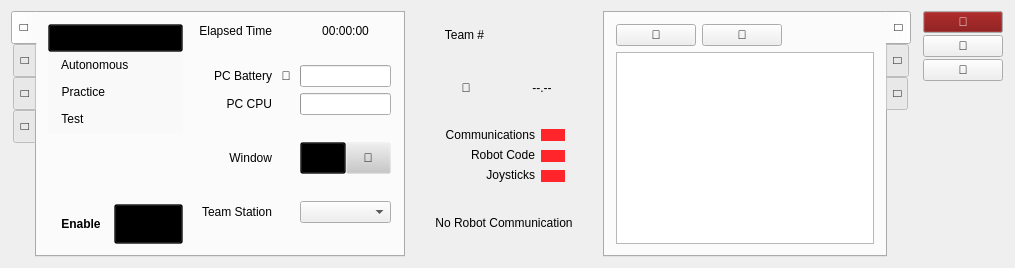
Above: src/forms/MainWindow.ui from FRC-Utilities/QDriverStation before the change. Below: the same form after it.
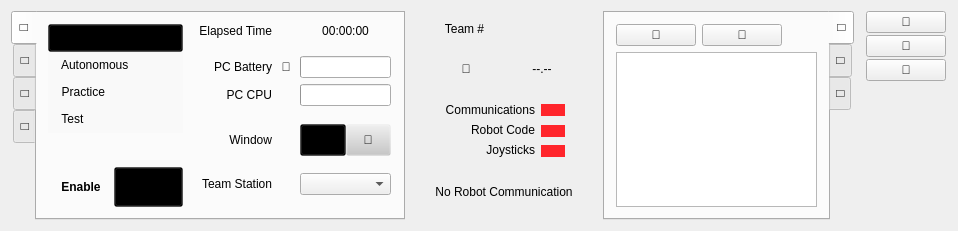
That is the form after the change. Icons and pictures are not drawn. Custom widgets are drawn as their Qt base class.

```diff
--- a/src/forms/MainWindow.ui
+++ b/src/forms/MainWindow.ui
@@ -6,8 +6,8 @@
    <rect>
     <x>0</x>
     <y>0</y>
-    <width>0</width>
-    <height>0</height>
+    <width>958</width>
+    <height>231</height>
    </rect>
   </property>
   <property name="focusPolicy">
@@ -468,43 +468,6 @@
            </item>
            <item row="3" column="3">
             <widget class="QProgressBar" name="PcCpuProgress">
-             <property name="palette">
-              <palette>
-               <active>
-                <colorrole role="Highlight">
-                 <brush brushstyle="SolidPattern">
-                  <color alpha="255">
-                   <red>222</red>
-                   <green>174</green>
-                   <blue>0</blue>
-                  </color>
-                 </brush>
-                </colorrole>
-               </active>
-               <inactive>
-                <colorrole role="Highlight">
-                 <brush brushstyle="SolidPattern">
-                  <color alpha="255">
-                   <red>222</red>
-                   <green>174</green>
-                   <blue>0</blue>
-                  </color>
-                 </brush>
-                </colorrole>
-               </inactive>
-               <disabled>
-                <colorrole role="Highlight">
-                 <brush brushstyle="SolidPattern">
-                  <color alpha="255">
-                   <red>51</red>
-                   <green>153</green>
-                   <blue>255</blue>
-                  </color>
-                 </brush>
-                </colorrole>
-               </disabled>
-              </palette>
-             </property>
              <property name="value">
               <number>0</number>
              </property>
@@ -1959,70 +1922,6 @@
        </property>
        <item>
         <widget class="QPushButton" name="CloseButton">
-         <property name="palette">
-          <palette>
-           <active>
-            <colorrole role="Button">
-             <brush brushstyle="SolidPattern">
-              <color alpha="255">
-               <red>121</red>
-               <green>0</green>
-               <blue>0</blue>
-              </color>
-             </brush>
-            </colorrole>
-            <colorrole role="ButtonText">
-             <brush brushstyle="SolidPattern">
-              <color alpha="255">
-               <red>255</red>
-               <green>255</green>
-               <blue>255</blue>
-              </color>
-             </brush>
-            </colorrole>
-           </active>
-           <inactive>
-            <colorrole role="Button">
-             <brush brushstyle="SolidPattern">
-              <color alpha="255">
-               <red>121</red>
-               <green>0</green>
-               <blue>0</blue>
-              </color>
-             </brush>
-            </colorrole>
-            <colorrole role="ButtonText">
-             <brush brushstyle="SolidPattern">
-              <color alpha="255">
-               <red>255</red>
-               <green>255</green>
-               <blue>255</blue>
-              </color>
-             </brush>
-            </colorrole>
-           </inactive>
-           <disabled>
-            <colorrole role="Button">
-             <brush brushstyle="SolidPattern">
-              <color alpha="255">
-               <red>121</red>
-               <green>0</green>
-               <blue>0</blue>
-              </color>
-             </brush>
-            </colorrole>
-            <colorrole role="ButtonText">
-             <brush brushstyle="SolidPattern">
-              <color alpha="255">
-               <red>148</red>
-               <green>148</green>
-               <blue>148</blue>
-              </color>
-             </brush>
-            </colorrole>
-           </disabled>
-          </palette>
-         </property>
          <property name="toolTip">
           <string>Close the application...</string>
          </property>
```
